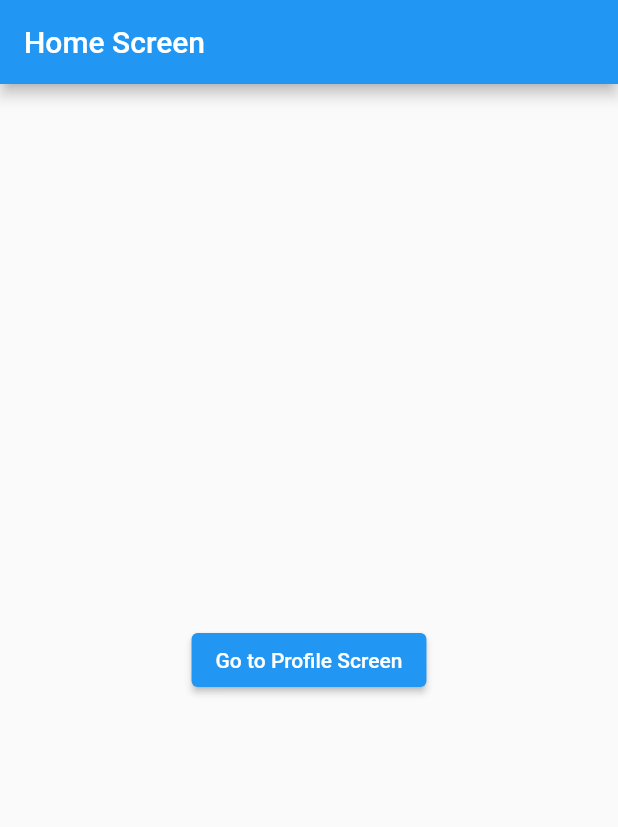
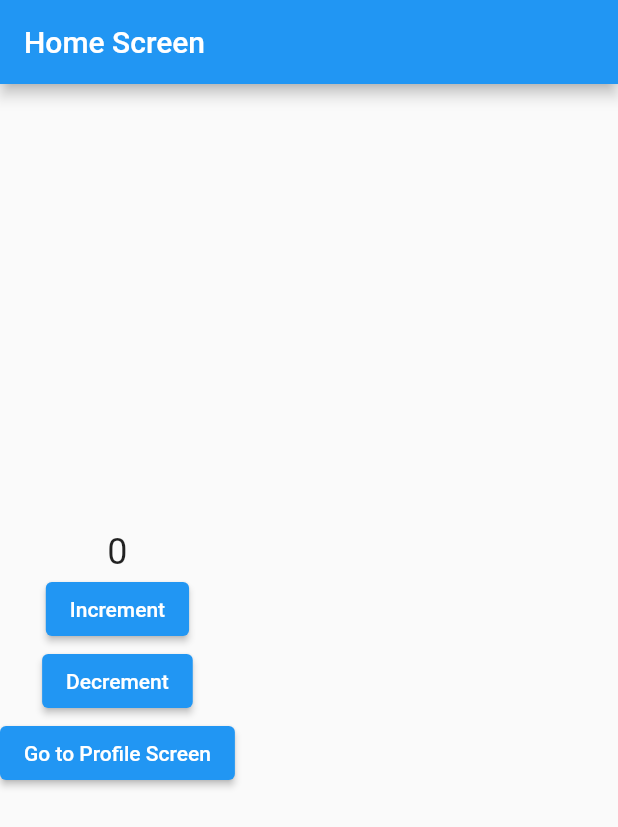
Before and after one commit to NICOC4PP4/flutter_application_nav_and_state, a Flutter app: the screen it shows after launch, on a phone screen of 412 x 824 dp. Shown: the top 827 px of the screen. Run offline on Flutter 3.47's test engine with Material 2 defaults, Android fonts, the phone set to English and light mode, and no system bars; our stand-ins replace flutter_redux, redux.

Commit message:
global vars

```diff
--- a/lib/main.dart
+++ b/lib/main.dart
@@ -1,24 +1,89 @@
 import 'package:flutter/material.dart';
 import './screens/home_screen.dart';
 import 'screens/profile_screen.dart';
+import 'package:flutter_redux/flutter_redux.dart';
+import 'package:redux/redux.dart';
+
+enum Actions { Increment, Decrement }
+
+int counterReducer(int state, dynamic action) {
+  if (action == Actions.Increment) {
+    return state + 1;
+  } else if (action == Actions.Decrement) {
+    return state - 1;
+  }
+  return state;
+}
 
 void main() {
-  runApp(const MainApp());
+  final store = Store<int>(counterReducer, initialState: 0);
+
+  runApp(StoreProvider<int>(
+    store: store,
+    child: MainApp(store: store),
+  ));
 }
 
 class MainApp extends StatelessWidget {
-  const MainApp({Key? key}) : super(key: key);
+  final Store<int> store;
+
+  const MainApp({Key? key, required this.store}) : super(key: key);
 
   @override
   Widget build(BuildContext context) {
-    return MaterialApp(
-      title: "Navigation",
-      routes: {
-        // all the routes will be defined here
-        '/home': (context) => const HomeScreen(),
-        '/profile': (context) => const ProfileScreen(),
-      },
-      home: const HomeScreen(),
+    return StoreProvider(
+      store: store,
+      child: MaterialApp(
+        onGenerateRoute: (settings) {
+          if (settings.name == '/profile') {
+            return MaterialPageRoute(builder: (context) {
+              return const ProfileScreen();
+            });
+          } else if (settings.name == '/home') {
+            return MaterialPageRoute(builder: (context) {
+              return const HomeScreen();
+            });
+          }
+          return null;
+        },
+        home: Scaffold(
+          appBar: AppBar(
+            title: const Text('Home Screen'),
+          ),
+          body: Column(
+            mainAxisAlignment: MainAxisAlignment.center,
+            children: [
+              StoreConnector<int, String>(
+                converter: (store) => store.state.toString(),
+                builder: (context, count) {
+                  return Text(
+                    count,
+                    style: const TextStyle(fontSize: 24),
+                  );
+                },
+              ),
+              ElevatedButton(
+                onPressed: () {
+                  store.dispatch(Actions.Increment);
+                },
+                child: const Text('Increment'),
+              ),
+              ElevatedButton(
+                onPressed: () {
+                  store.dispatch(Actions.Decrement);
+                },
+                child: const Text('Decrement'),
+              ),
+              ElevatedButton(
+                onPressed: () {
+                  Navigator.pushNamed(context, '/profile');
+                },
+                child: const Text('Go to Profile Screen'),
+              ),
+            ],
+          ),
+        ),
+      ),
     );
   }
 }
--- /dev/null
+++ b/lib/main_deprecated.dart
@@ -0,0 +1,24 @@
+import 'package:flutter/material.dart';
+import './screens/home_screen.dart';
+import 'screens/profile_screen.dart';
+
+void main() {
+  runApp(const MainApp());
+}
+
+class MainApp extends StatelessWidget {
+  const MainApp({Key? key}) : super(key: key);
+
+  @override
+  Widget build(BuildContext context) {
+    return MaterialApp(
+      title: "Navigation",
+      routes: {
+        // all the routes will be defined here
+        '/home': (context) => const HomeScreen(),
+        '/profile': (context) => const ProfileScreen(),
+      },
+      home: const HomeScreen(),
+    );
+  }
+}
--- a/pubspec.yaml
+++ b/pubspec.yaml
@@ -9,11 +9,13 @@ environment:
 dependencies:
   flutter:
     sdk: flutter
+  flutter_redux: ^0.10.0
+  redux: ^5.0.0
 
 dev_dependencies:
+  flutter_lints: ^2.0.0
   flutter_test:
     sdk: flutter
-  flutter_lints: ^2.0.0
 
 flutter:
   uses-material-design: true
```
Also changed, not shown: pubspec.lock.
